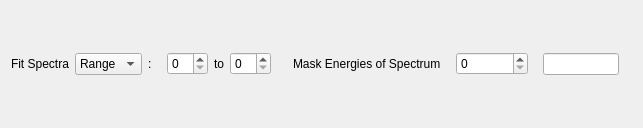
mantidproject/mantid, file qt/scientific_interfaces/Indirect/IndirectSpectrumSelector.ui: the form before one commit.
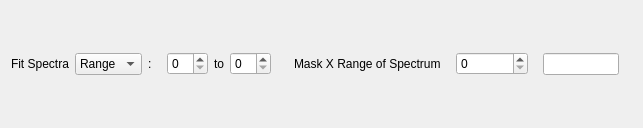
The form after the commit.

Commit message:
Change mask energies to mask x
Update indirect data analysis docs

re #25214

The edit to the form file:
```diff
--- a/qt/scientific_interfaces/Indirect/IndirectSpectrumSelector.ui
+++ b/qt/scientific_interfaces/Indirect/IndirectSpectrumSelector.ui
@@ -99,7 +99,7 @@
    <item>
     <widget class="QLabel" name="lbMaskSpectrum">
      <property name="text">
-      <string>Mask Energies of Spectrum</string>
+      <string>Mask X Range of Spectrum</string>
      </property>
     </widget>
    </item>
```
The commit also changes 4 other files.
